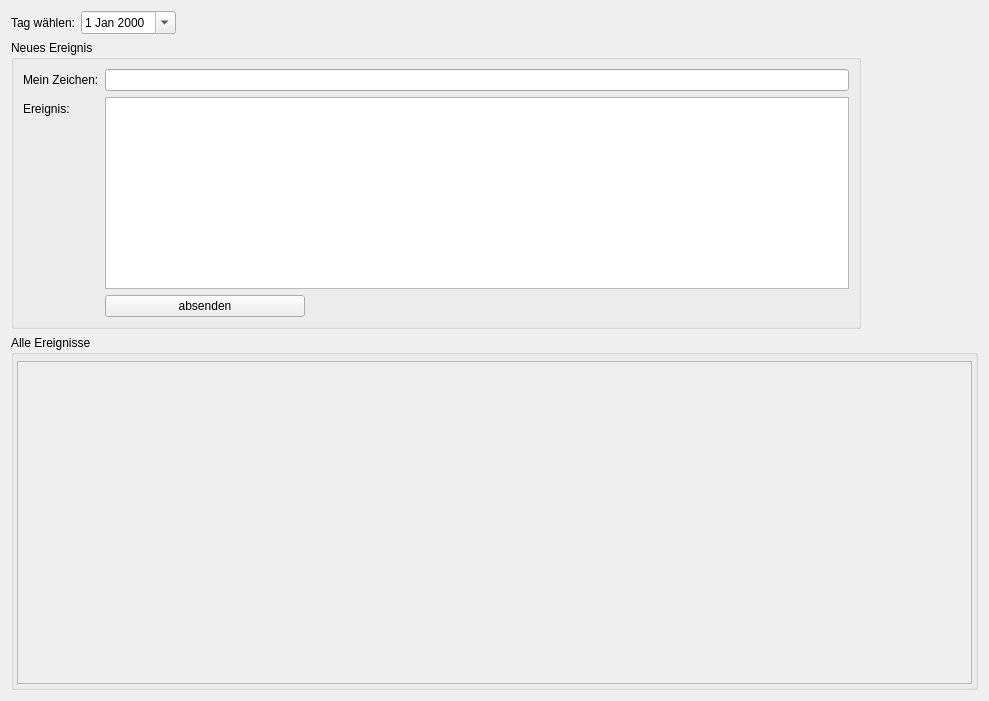
Robotregent/EBP, file drk_client/ereignis.ui: the form before one commit.
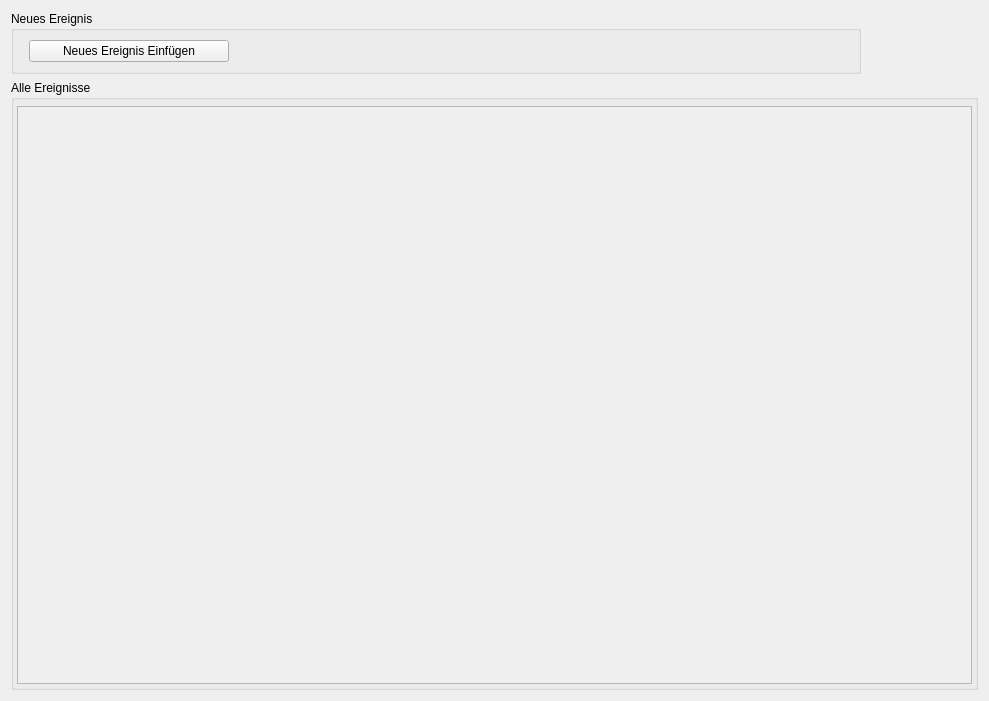
The form after the commit.

The edit to the form file:
```diff
--- a/drk_client/ereignis.ui
+++ b/drk_client/ereignis.ui
@@ -13,38 +13,7 @@
   <property name="windowTitle">
    <string>Form</string>
   </property>
-  <layout class="QVBoxLayout" name="verticalLayout" stretch="0,0,4">
-   <item>
-    <layout class="QHBoxLayout" name="horizontalLayout_2">
-     <item>
-      <widget class="QLabel" name="label">
-       <property name="text">
-        <string>Tag wählen:</string>
-       </property>
-      </widget>
-     </item>
-     <item>
-      <widget class="QDateEdit" name="dateEdit">
-       <property name="calendarPopup">
-        <bool>true</bool>
-       </property>
-      </widget>
-     </item>
-     <item>
-      <spacer name="horizontalSpacer">
-       <property name="orientation">
-        <enum>Qt::Horizontal</enum>
-       </property>
-       <property name="sizeHint" stdset="0">
-        <size>
-         <width>255</width>
-         <height>20</height>
-        </size>
-       </property>
-      </spacer>
-     </item>
-    </layout>
-   </item>
+  <layout class="QVBoxLayout" name="verticalLayout" stretch="0,4">
    <item>
     <layout class="QHBoxLayout" name="horizontalLayout_3" stretch="2,0">
      <item>
@@ -62,24 +31,7 @@
         <property name="fieldGrowthPolicy">
          <enum>QFormLayout::AllNonFixedFieldsGrow</enum>
         </property>
-        <item row="0" column="0">
-         <widget class="QLabel" name="label_2">
-          <property name="text">
-           <string>Mein Zeichen:</string>
-          </property>
-         </widget>
-        </item>
         <item row="0" column="1">
-         <widget class="QLineEdit" name="MAZeichen"/>
-        </item>
-        <item row="1" column="0">
-         <widget class="QLabel" name="label_3">
-          <property name="text">
-           <string>Ereignis:</string>
-          </property>
-         </widget>
-        </item>
-        <item row="2" column="1">
          <widget class="QPushButton" name="pushButton">
           <property name="maximumSize">
            <size>
@@ -88,17 +40,7 @@
            </size>
           </property>
           <property name="text">
-           <string>absenden</string>
-          </property>
-         </widget>
-        </item>
-        <item row="1" column="1">
-         <widget class="QTextEdit" name="EreignisText">
-          <property name="autoFormatting">
-           <set>QTextEdit::AutoAll</set>
-          </property>
-          <property name="readOnly">
-           <bool>false</bool>
+           <string>Neues Ereignis Einfügen</string>
           </property>
          </widget>
         </item>
@@ -152,7 +94,7 @@
            <x>0</x>
            <y>0</y>
            <width>955</width>
-           <height>317</height>
+           <height>583</height>
           </rect>
          </property>
         </widget>
```
